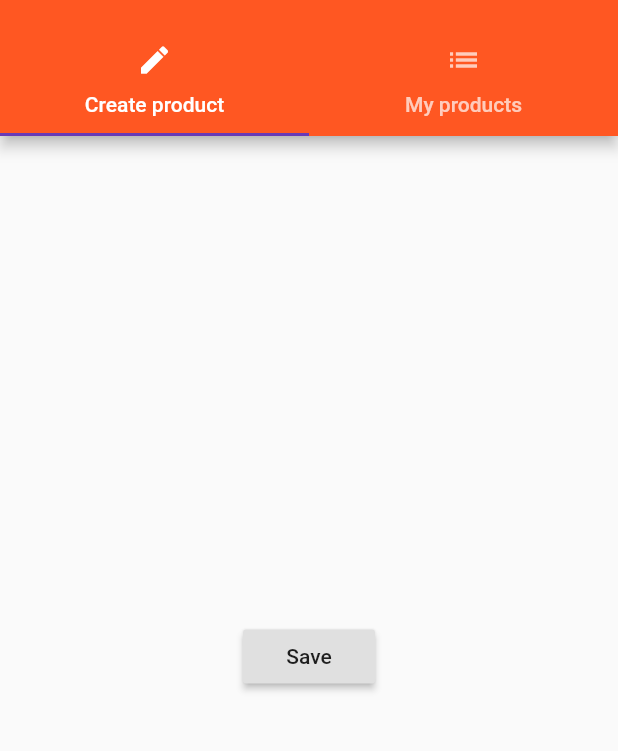
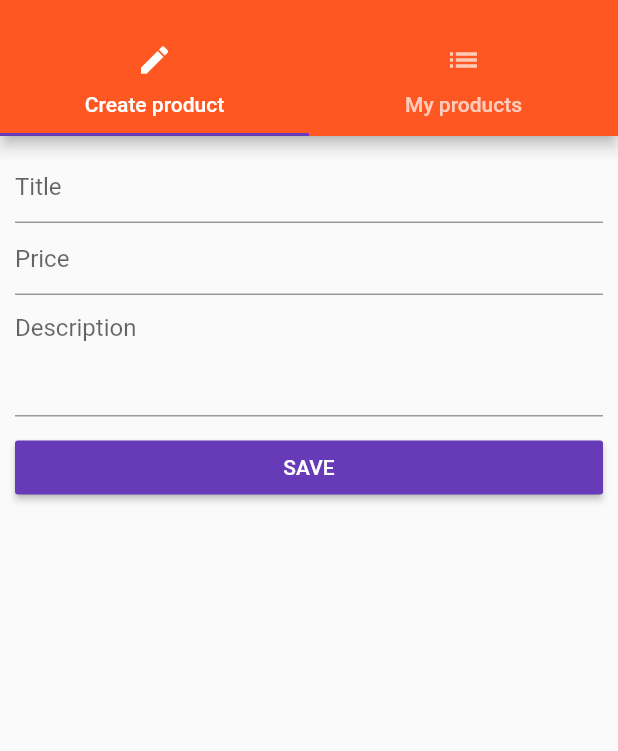
Before and after one commit to Davarg/flutter_course, a Flutter app: the ProductsAdminPage screen opened by its route, on a phone screen of 412 x 824 dp, the part 59-810 px from its top. Run offline on Flutter 3.47's test engine with Material 2 defaults, Android fonts, the phone set to English and light mode, and no system bars.

Commit message:
features(App): completed basic user input module of course

```diff
--- a/lib/pages/product_create.dart
+++ b/lib/pages/product_create.dart
@@ -1,21 +1,80 @@
 import 'package:flutter/material.dart';
 
-class ProductCreatePage extends StatelessWidget {
+class ProductCreatePage extends StatefulWidget {
+  final Function addProduct;
+
+  ProductCreatePage(this.addProduct);
+
+  @override
+  State<StatefulWidget> createState() {
+    return _ProductCreateState();
+  }
+}
+
+class _ProductCreateState extends State<ProductCreatePage> {
+  String _titleValue = '';
+  double _priceValue = 0.0;
+  String _descValue = '';
+
   @override
   Widget build(BuildContext context) {
-    return Center(
-      child: RaisedButton(
-        child: Text('Save'),
-        onPressed: () {
-          showModalBottomSheet(
-            context: context,
-            builder: (BuildContext context) {
-              return Center(
-                child: Text('This is a modal!'),
-              );
-            },
-          );
-        },
+    return SafeArea(
+      child: Container(
+        margin: EdgeInsets.all(10.0),
+        child: NotificationListener(
+          onNotification: (Notification n) {
+            if (n is UserScrollNotification) {
+              FocusScope.of(context).requestFocus(FocusNode());
+            }
+          },
+          child: ListView(
+            children: <Widget>[
+              TextField(
+                decoration: InputDecoration(
+                  hintText: 'Title',
+                ),
+                onChanged: (String value) {
+                  _titleValue = value;
+                },
+              ),
+              TextField(
+                decoration: InputDecoration(
+                  hintText: 'Price',
+                ),
+                keyboardType: TextInputType.numberWithOptions(decimal: true),
+                onChanged: (String value) {
+                  _priceValue = double.parse(value);
+                },
+              ),
+              TextField(
+                decoration: InputDecoration(
+                  hintText: 'Description',
+                ),
+                maxLines: 3,
+                keyboardType: TextInputType.multiline,
+                onChanged: (String value) {
+                  _descValue = value;
+                },
+              ),
+              SizedBox(height: 10.0,),
+              RaisedButton(
+                child: Text('SAVE'),
+                color: Theme.of(context).accentColor,
+                textColor: Colors.white,
+                onPressed: () {
+                  final Map<String, dynamic> product = {
+                    'title': _titleValue,
+                    'description': _descValue,
+                    'price': _priceValue,
+                    'image': 'assets/food.jpg',
+                  };
+                  widget.addProduct(product);
+                  Navigator.pushReplacementNamed(context, '/products');
+                },
+              )
+            ],
+          ),
+        ),
       ),
     );
   }
--- a/lib/pages/products_admin.dart
+++ b/lib/pages/products_admin.dart
@@ -1,10 +1,14 @@
 import 'package:flutter/material.dart';
 
-import './products.dart';
 import './product_list.dart';
 import './product_create.dart';
 
 class ProductsAdminPage extends StatelessWidget {
+  final Function addProduct;
+  final Function deleteProduct;
+
+  ProductsAdminPage(this.addProduct, this.deleteProduct);
+
   @override
   Widget build(BuildContext context) {
     return DefaultTabController(
@@ -20,7 +24,7 @@ class ProductsAdminPage extends StatelessWidget {
               ListTile(
                 title: Text('All products'),
                 onTap: () {
-                  Navigator.pushReplacementNamed(context, '/');
+                  Navigator.pushReplacementNamed(context, '/products');
                 },
               ),
             ],
@@ -43,7 +47,7 @@ class ProductsAdminPage extends StatelessWidget {
         ),
         body: TabBarView(
           children: <Widget>[
-            ProductCreatePage(),
+            ProductCreatePage(addProduct),
             ProductListPage(),
           ],
         ),
```
Also changed, not shown: lib/main.dart (+8 -8 lines), lib/pages/auth.dart (+47 -5 lines), lib/pages/products.dart (+3 -5 lines), lib/product_manager.dart (+4 -9 lines), lib/products.dart (+3 -8 lines).
